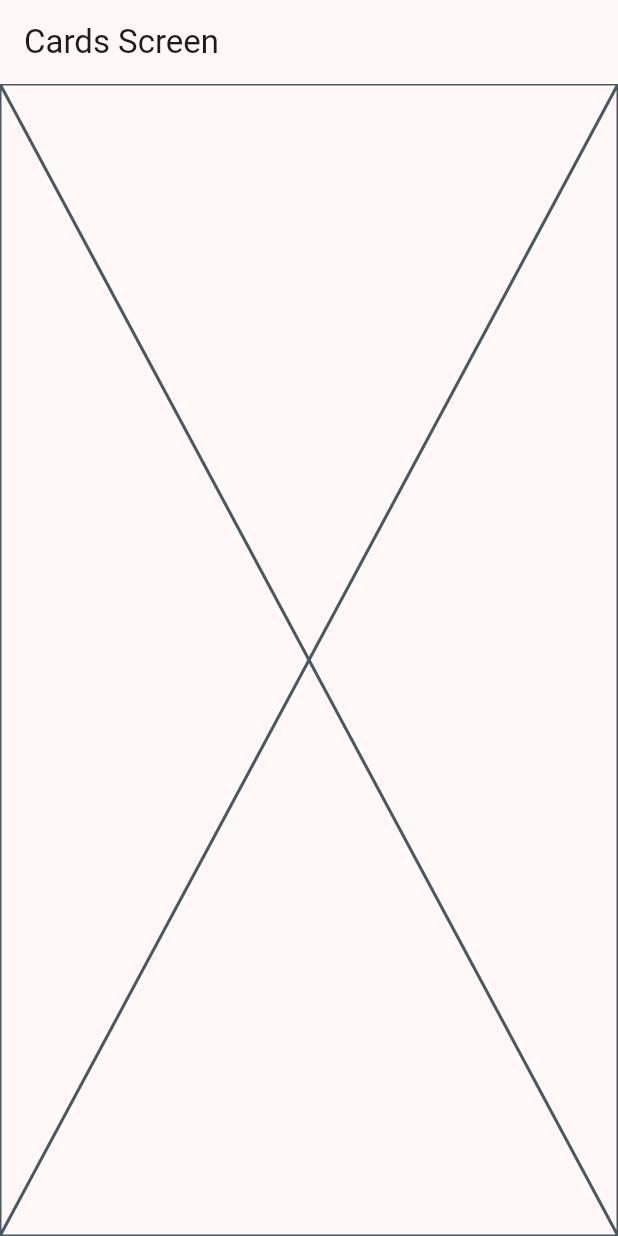
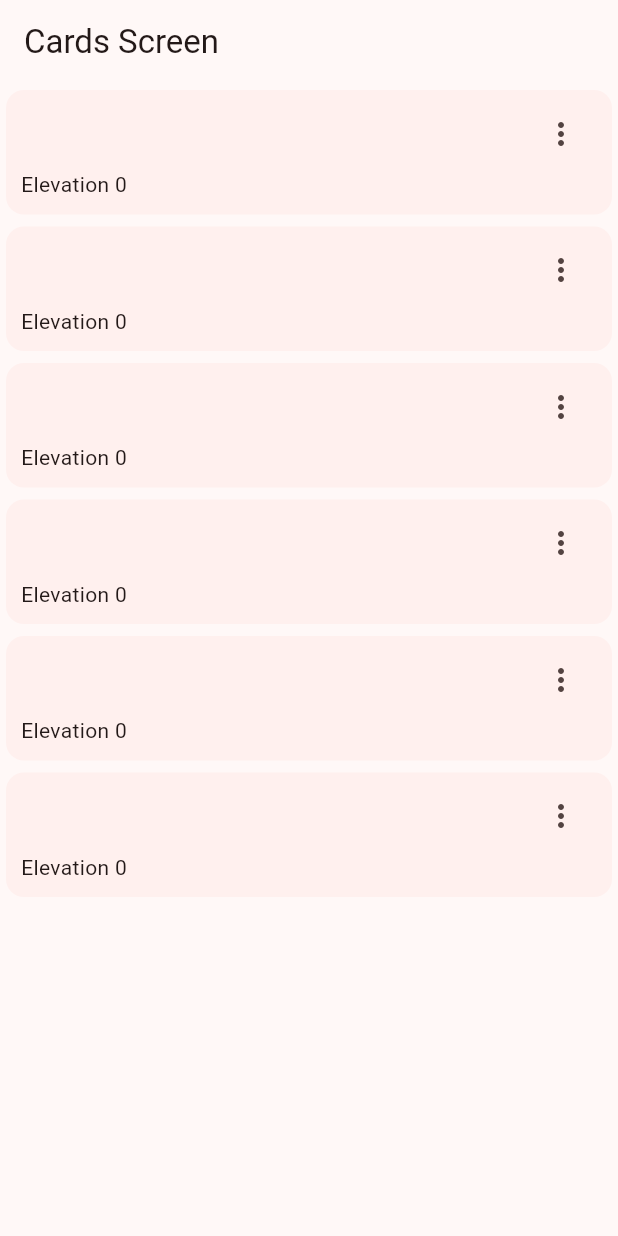
Before and after one commit to MiltonDanielhch/proyecto_tres, a Flutter app: the CardsScreen screen opened by its route, on a phone screen of 412 x 824 dp. Run offline on Flutter 3.47's test engine with Material 3 defaults, Android fonts, the phone set to English and light mode, and no system bars; our stand-ins replace go_router.

Commit message:
trabajando con la tarjeta screen

```diff
--- a/lib/presentation/screens/cards/cards_screen.dart
+++ b/lib/presentation/screens/cards/cards_screen.dart
@@ -1,4 +1,13 @@
 import 'package:flutter/material.dart';
+
+const cards = <Map<String, dynamic>>[
+  {'elevation': 0.0, 'label': 'Elevation 0'},
+  {'elevation': 0.0, 'label': 'Elevation 0'},
+  {'elevation': 0.0, 'label': 'Elevation 0'},
+  {'elevation': 0.0, 'label': 'Elevation 0'},
+  {'elevation': 0.0, 'label': 'Elevation 0'},
+  {'elevation': 0.0, 'label': 'Elevation 0'},
+];
 
 class CardsScreen extends StatelessWidget {
   static const String name = 'cards_screen';
@@ -10,7 +19,54 @@ class CardsScreen extends StatelessWidget {
       appBar: AppBar(
         title: const Text('Cards Screen'),
       ),
-      body: const Placeholder(),
+      body: const _CardsView(),
     );
   }
 }
+
+class _CardsView extends StatelessWidget {
+  const _CardsView();
+
+  @override
+  Widget build(BuildContext context) {
+    return SingleChildScrollView(
+      child: Column(
+        children: [
+          ...cards.map(
+            (card) =>
+                _CardType1(elevation: card['elevation'], label: card['label']),
+          ),
+        ],
+      ),
+    );
+  }
+}
+
+class _CardType1 extends StatelessWidget {
+  final String label;
+  final double elevation;
+
+  const _CardType1({required this.label, required this.elevation});
+
+  @override
+  Widget build(BuildContext context) {
+    return Card(
+      elevation: elevation,
+      child: Padding(
+        padding: const EdgeInsets.fromLTRB(10, 5, 10, 10),
+        child: Column(
+          children: [
+            Align(
+              alignment: Alignment.topRight,
+              child: IconButton(
+                icon: const Icon(Icons.more_vert_outlined),
+                onPressed: () {},
+              ),
+            ),
+            Align(alignment: Alignment.bottomLeft, child: Text(label)),
+          ],
+        ),
+      ),
+    );
+  }
+}
```
